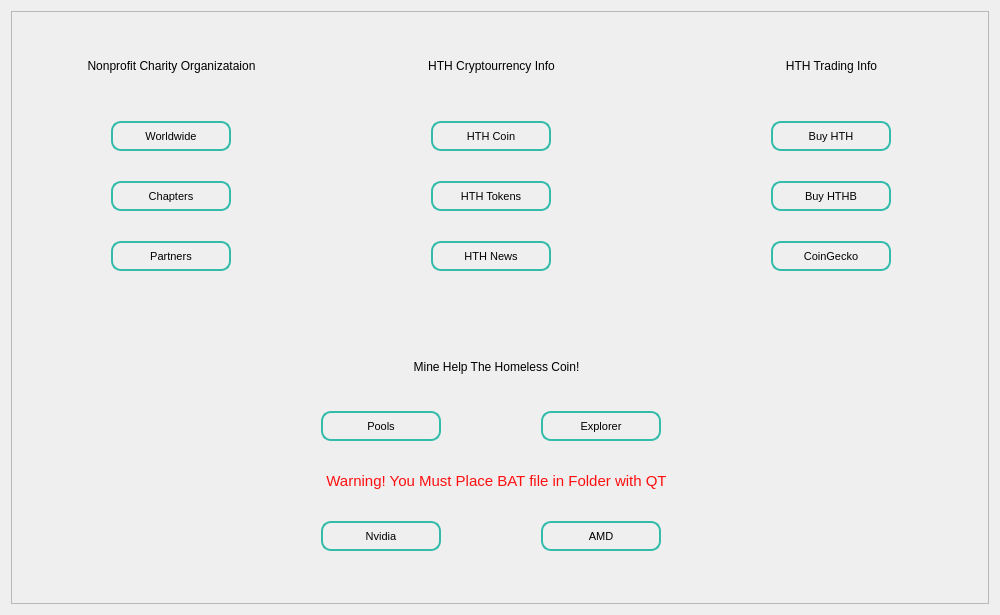
Old version of the form src/qt/forms/worldpage.ui in the repository HTHcoin/helpthehomelesscoin.
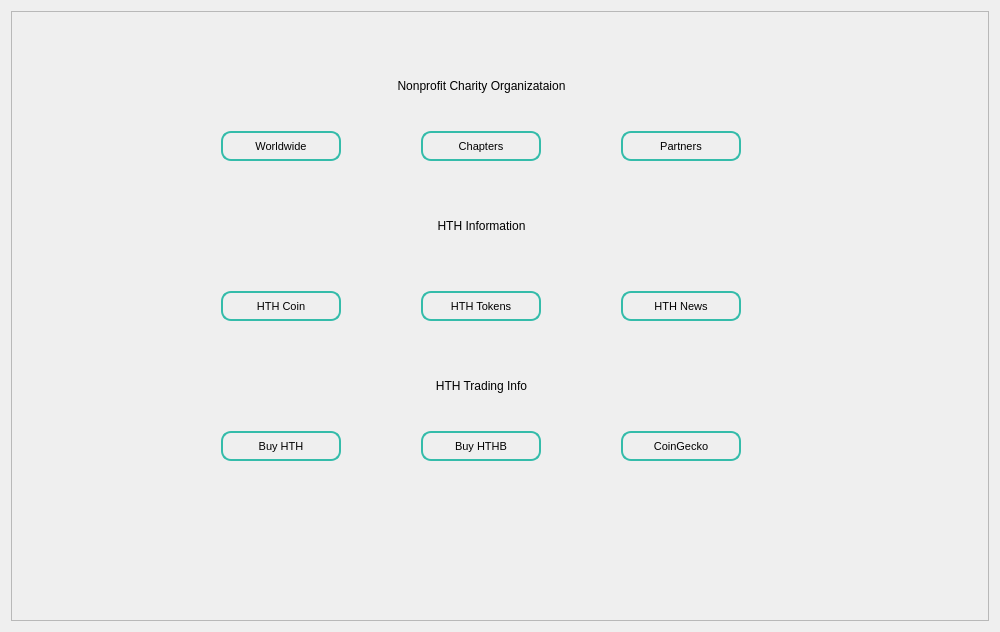
New version of the form.

The edit to the form file:
```diff
--- a/src/qt/forms/worldpage.ui
+++ b/src/qt/forms/worldpage.ui
@@ -7,7 +7,7 @@
     <x>0</x>
     <y>0</y>
     <width>1000</width>
-    <height>615</height>
+    <height>632</height>
    </rect>
   </property>
   <property name="sizePolicy">
@@ -46,8 +46,8 @@
      <widget class="QPushButton" name="pushButton_Website_4">
       <property name="geometry">
        <rect>
-        <x>100</x>
-        <y>230</y>
+        <x>610</x>
+        <y>120</y>
         <width>120</width>
         <height>30</height>
        </rect>
@@ -81,8 +81,8 @@
      <widget class="QPushButton" name="pushButton_Website_1">
       <property name="geometry">
        <rect>
-        <x>420</x>
-        <y>110</y>
+        <x>210</x>
+        <y>280</y>
         <width>120</width>
         <height>30</height>
        </rect>
@@ -122,8 +122,8 @@
      <widget class="QPushButton" name="pushButton_Website">
       <property name="geometry">
        <rect>
-        <x>100</x>
-        <y>110</y>
+        <x>210</x>
+        <y>120</y>
         <width>120</width>
         <height>30</height>
        </rect>
@@ -154,46 +154,11 @@
        <string>Worldwide</string>
       </property>
      </widget>
-     <widget class="QPushButton" name="pushButton_Website_3">
-      <property name="geometry">
-       <rect>
-        <x>530</x>
-        <y>400</y>
-        <width>120</width>
-        <height>30</height>
-       </rect>
-      </property>
-      <property name="minimumSize">
-       <size>
-        <width>100</width>
-        <height>30</height>
-       </size>
-      </property>
-      <property name="maximumSize">
-       <size>
-        <width>120</width>
-        <height>30</height>
-       </size>
-      </property>
-      <property name="toolTip">
-       <string>Visit Help The Homeless Coin Explorer and Track Your HTH Coins</string>
-      </property>
-      <property name="styleSheet">
-       <string notr="true">border-style: solid;
-border-width: 2px;
-border-color: #34bcaa;
-border-radius: 10px;
-font-size: 11px;</string>
-      </property>
-      <property name="text">
-       <string>Explorer</string>
-      </property>
-     </widget>
      <widget class="QPushButton" name="pushButton_Website_2">
       <property name="geometry">
        <rect>
-        <x>760</x>
-        <y>110</y>
+        <x>210</x>
+        <y>420</y>
         <width>120</width>
         <height>30</height>
        </rect>
@@ -227,8 +192,8 @@
      <widget class="QPushButton" name="pushButton_Website_5">
       <property name="geometry">
        <rect>
-        <x>420</x>
-        <y>230</y>
+        <x>610</x>
+        <y>280</y>
         <width>120</width>
         <height>30</height>
        </rect>
@@ -259,116 +224,11 @@
        <string>HTH News</string>
       </property>
      </widget>
-     <widget class="QPushButton" name="pushButton_Mine">
-      <property name="geometry">
-       <rect>
-        <x>310</x>
-        <y>510</y>
-        <width>120</width>
-        <height>30</height>
-       </rect>
-      </property>
-      <property name="minimumSize">
-       <size>
-        <width>100</width>
-        <height>30</height>
-       </size>
-      </property>
-      <property name="maximumSize">
-       <size>
-        <width>120</width>
-        <height>30</height>
-       </size>
-      </property>
-      <property name="toolTip">
-       <string>Mine Help The Homeless Coin with Nvidia!</string>
-      </property>
-      <property name="styleSheet">
-       <string notr="true">border-style: solid;
-border-width: 2px;
-border-color: #34bcaa;
-border-radius: 10px;
-font-size: 11px;</string>
-      </property>
-      <property name="text">
-       <string>Nvidia</string>
-      </property>
-     </widget>
-     <widget class="QPushButton" name="pushButton_Mine_AMD">
-      <property name="geometry">
-       <rect>
-        <x>530</x>
-        <y>510</y>
-        <width>120</width>
-        <height>30</height>
-       </rect>
-      </property>
-      <property name="minimumSize">
-       <size>
-        <width>100</width>
-        <height>30</height>
-       </size>
-      </property>
-      <property name="maximumSize">
-       <size>
-        <width>120</width>
-        <height>30</height>
-       </size>
-      </property>
-      <property name="toolTip">
-       <string>Mine Help The Homeless Coin with AMD!</string>
-      </property>
-      <property name="styleSheet">
-       <string notr="true">border-style: solid;
-border-width: 2px;
-border-color: #34bcaa;
-border-radius: 10px;
-font-size: 11px;</string>
-      </property>
-      <property name="text">
-       <string>AMD</string>
-      </property>
-     </widget>
-     <widget class="QLabel" name="labelMine">
-      <property name="geometry">
-       <rect>
-        <x>370</x>
-        <y>340</y>
-        <width>231</width>
-        <height>31</height>
-       </rect>
-      </property>
-      <property name="text">
-       <string>Mine Help The Homeless Coin!</string>
-      </property>
-      <property name="alignment">
-       <set>Qt::AlignCenter</set>
-      </property>
-     </widget>
-     <widget class="QLabel" name="labelMineWarning">
-      <property name="geometry">
-       <rect>
-        <x>290</x>
-        <y>460</y>
-        <width>391</width>
-        <height>20</height>
-       </rect>
-      </property>
-      <property name="styleSheet">
-       <string notr="true">font-size: 15px; color:rgb(255, 15, 15); </string>
-      </property>
-      <property name="text">
-       <string>Warning! You Must Place BAT file in Folder with QT</string>
-      </property>
-      <property name="alignment">
-       <set>Qt::AlignCenter</set>
-      </property>
-     </widget>
      <widget class="QLabel" name="labelNonprofit">
       <property name="geometry">
        <rect>
-        <x>40</x>
-        <y>40</y>
+        <x>350</x>
+        <y>60</y>
         <width>241</width>
         <height>31</height>
        </rect>
@@ -383,14 +243,14 @@
      <widget class="QLabel" name="labelHTHCoin">
       <property name="geometry">
        <rect>
-        <x>360</x>
-        <y>40</y>
+        <x>350</x>
+        <y>200</y>
         <width>241</width>
         <height>31</height>
        </rect>
       </property>
       <property name="text">
-       <string>&lt;html&gt;&lt;head/&gt;&lt;body&gt;&lt;p&gt;HTH Cryptourrency Info&lt;/p&gt;&lt;/body&gt;&lt;/html&gt;</string>
+       <string>&lt;html&gt;&lt;head/&gt;&lt;body&gt;&lt;p&gt;HTH Information&lt;/p&gt;&lt;/body&gt;&lt;/html&gt;</string>
       </property>
       <property name="alignment">
        <set>Qt::AlignCenter</set>
@@ -399,8 +259,8 @@
      <widget class="QLabel" name="labelHTHInfo">
       <property name="geometry">
        <rect>
-        <x>700</x>
-        <y>40</y>
+        <x>350</x>
+        <y>360</y>
         <width>241</width>
         <height>31</height>
        </rect>
@@ -415,8 +275,8 @@
      <widget class="QPushButton" name="pushButton_Website_6">
       <property name="geometry">
        <rect>
-        <x>420</x>
-        <y>170</y>
+        <x>410</x>
+        <y>280</y>
         <width>120</width>
         <height>30</height>
        </rect>
@@ -450,8 +310,8 @@
      <widget class="QPushButton" name="pushButton_Website_7">
       <property name="geometry">
        <rect>
-        <x>100</x>
-        <y>170</y>
+        <x>410</x>
+        <y>120</y>
         <width>120</width>
         <height>30</height>
        </rect>
@@ -482,46 +342,11 @@
        <string>Chapters</string>
       </property>
      </widget>
-     <widget class="QPushButton" name="pushButton_Website_8">
-      <property name="geometry">
-       <rect>
-        <x>310</x>
-        <y>400</y>
-        <width>120</width>
-        <height>30</height>
-       </rect>
-      </property>
-      <property name="minimumSize">
-       <size>
-        <width>100</width>
-        <height>30</height>
-       </size>
-      </property>
-      <property name="maximumSize">
-       <size>
-        <width>120</width>
-        <height>30</height>
-       </size>
-      </property>
-      <property name="toolTip">
-       <string>Visit Help The Homeless Coin Mining Pools</string>
-      </property>
-      <property name="styleSheet">
-       <string notr="true">border-style: solid;
-border-width: 2px;
-border-color: #34bcaa;
-border-radius: 10px;
-font-size: 11px;</string>
-      </property>
-      <property name="text">
-       <string>Pools</string>
-      </property>
-     </widget>
      <widget class="QPushButton" name="pushButton_Website_9">
       <property name="geometry">
        <rect>
-        <x>760</x>
-        <y>170</y>
+        <x>410</x>
+        <y>420</y>
         <width>120</width>
         <height>30</height>
        </rect>
@@ -555,8 +380,8 @@
      <widget class="QPushButton" name="pushButton_Website_10">
       <property name="geometry">
        <rect>
-        <x>760</x>
-        <y>230</y>
+        <x>610</x>
+        <y>420</y>
         <width>120</width>
         <height>30</height>
        </rect>
```
